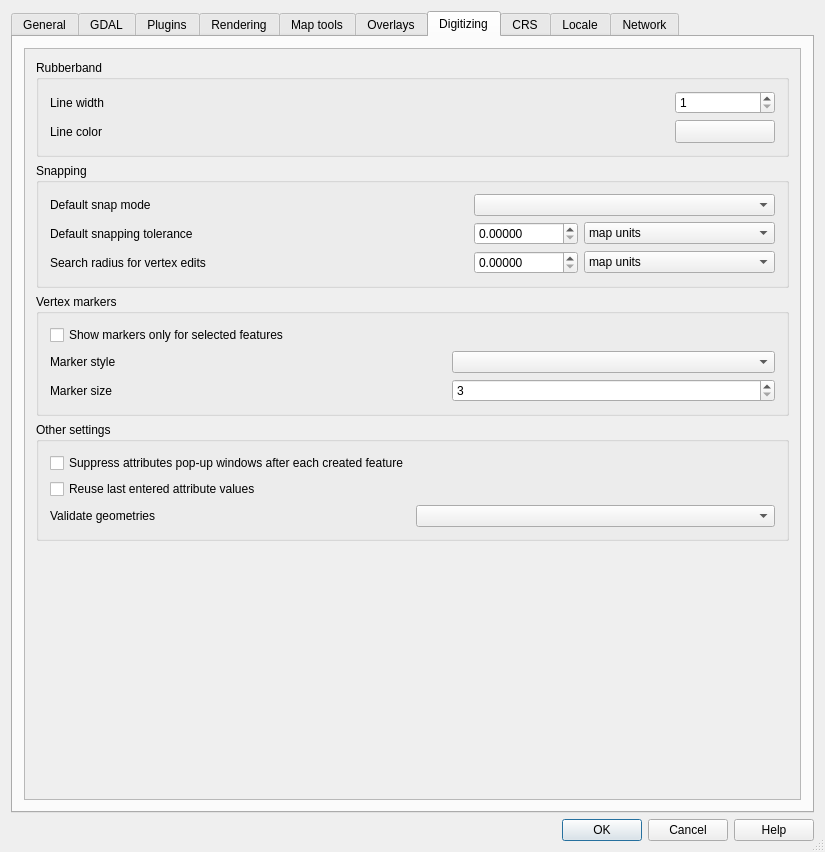
Above: src/ui/qgsoptionsbase.ui from qgis/QGIS before the change. Below: the same form after it.
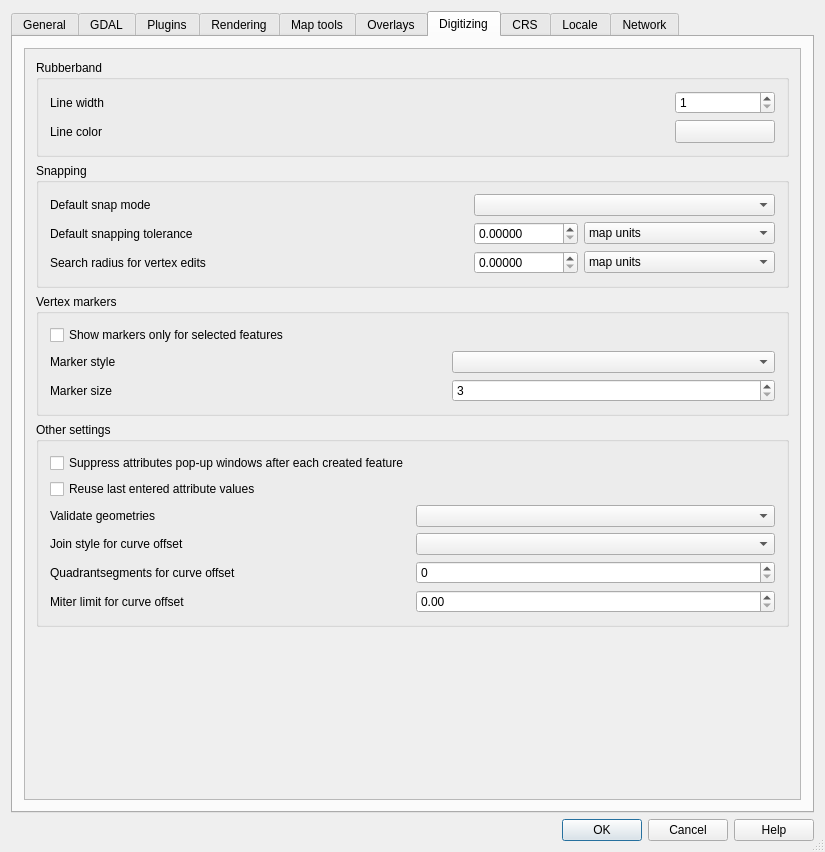
That is the form after the change. The open tabs and pages were chosen to show the change. Icons and pictures are not drawn. Custom widgets are drawn as their Qt base class.

Commit message: Add options for offset curve (join style, quadseg, mitre limit)

Diff of the .ui file:
```diff
--- a/src/ui/qgsoptionsbase.ui
+++ b/src/ui/qgsoptionsbase.ui
@@ -66,8 +66,8 @@
            <rect>
             <x>0</x>
             <y>0</y>
-            <width>779</width>
-            <height>791</height>
+            <width>809</width>
+            <height>778</height>
            </rect>
           </property>
           <layout class="QGridLayout" name="gridLayout">
@@ -726,8 +726,8 @@
            <rect>
             <x>0</x>
             <y>0</y>
-            <width>604</width>
-            <height>494</height>
+            <width>809</width>
+            <height>778</height>
            </rect>
           </property>
           <layout class="QGridLayout" name="gridLayout_8">
@@ -900,8 +900,8 @@
            <rect>
             <x>0</x>
             <y>0</y>
-            <width>483</width>
-            <height>478</height>
+            <width>809</width>
+            <height>778</height>
            </rect>
           </property>
           <layout class="QGridLayout" name="gridLayout_4">
@@ -1186,8 +1186,8 @@
            <rect>
             <x>0</x>
             <y>0</y>
-            <width>257</width>
-            <height>93</height>
+            <width>809</width>
+            <height>778</height>
            </rect>
           </property>
           <layout class="QGridLayout" name="gridLayout_10">
@@ -1261,8 +1261,8 @@
            <rect>
             <x>0</x>
             <y>0</y>
-            <width>569</width>
-            <height>510</height>
+            <width>795</width>
+            <height>764</height>
            </rect>
           </property>
           <layout class="QGridLayout" name="gridLayout_13">
@@ -1529,8 +1529,8 @@
              <property name="title">
               <string>Other settings</string>
              </property>
-             <layout class="QGridLayout" name="gridLayout_26">
-              <item row="0" column="0" colspan="2">
+             <layout class="QGridLayout" name="gridLayout_12">
+              <item row="0" column="0">
                <widget class="QCheckBox" name="chkDisableAttributeValuesDlg">
                 <property name="text">
                  <string>Suppress attributes pop-up windows after each created feature</string>
@@ -1540,7 +1540,7 @@
                 </property>
                </widget>
               </item>
-              <item row="1" column="0" colspan="2">
+              <item row="1" column="0">
                <widget class="QCheckBox" name="chkReuseLastValues">
                 <property name="text">
                  <string>Reuse last entered attribute values</string>
@@ -1550,9 +1550,6 @@
                 </property>
                </widget>
               </item>
-              <item row="2" column="1">
-               <widget class="QComboBox" name="mValidateGeometries"/>
-              </item>
               <item row="2" column="0">
                <widget class="QLabel" name="label_19">
                 <property name="text">
@@ -1560,10 +1557,43 @@
                 </property>
                </widget>
               </item>
+              <item row="2" column="1">
+               <widget class="QComboBox" name="mValidateGeometries"/>
+              </item>
+              <item row="3" column="0">
+               <widget class="QLabel" name="label_21">
+                <property name="text">
+                 <string>Join style for curve offset</string>
+                </property>
+               </widget>
+              </item>
+              <item row="3" column="1">
+               <widget class="QComboBox" name="mOffsetJoinStyleComboBox"/>
+              </item>
+              <item row="4" column="0">
+               <widget class="QLabel" name="label_22">
+                <property name="text">
+                 <string>Quadrantsegments for curve offset</string>
+                </property>
+               </widget>
+              </item>
+              <item row="4" column="1">
+               <widget class="QSpinBox" name="mOffsetQuadSegSpinBox"/>
+              </item>
+              <item row="5" column="0">
+               <widget class="QLabel" name="label_23">
+                <property name="text">
+                 <string>Miter limit for curve offset</string>
+                </property>
+               </widget>
+              </item>
+              <item row="5" column="1">
+               <widget class="QDoubleSpinBox" name="mCurveOffsetMiterLimitComboBox"/>
+              </item>
              </layout>
             </widget>
            </item>
-           <item row="5" column="0">
+           <item row="4" column="0">
             <spacer>
              <property name="orientation">
               <enum>Qt::Vertical</enum>
@@ -1607,8 +1637,8 @@
            <rect>
             <x>0</x>
             <y>0</y>
-            <width>412</width>
-            <height>411</height>
+            <width>809</width>
+            <height>778</height>
            </rect>
           </property>
           <layout class="QGridLayout" name="gridLayout_15">
@@ -1781,8 +1811,8 @@
            <rect>
             <x>0</x>
             <y>0</y>
-            <width>523</width>
-            <height>560</height>
+            <width>809</width>
+            <height>778</height>
            </rect>
           </property>
           <layout class="QGridLayout" name="gridLayout_17">
@@ -1878,8 +1908,8 @@
            <rect>
             <x>0</x>
             <y>0</y>
-            <width>321</width>
-            <height>541</height>
+            <width>809</width>
+            <height>778</height>
            </rect>
           </property>
           <layout class="QGridLayout" name="gridLayout_20">
```
The commit also changes 2 other files.
